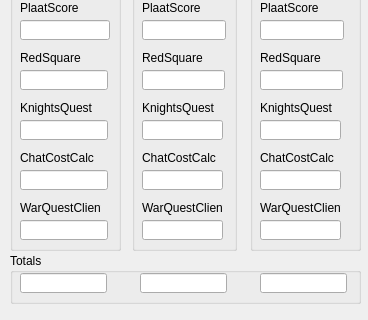
The window that src/stats.ui (plaatsoft/plaatstats) describes before a commit, drawn with Qt 5; both pictures show x 0 to 368 and y 183 to 503 of the 368 by 503 pixel window.
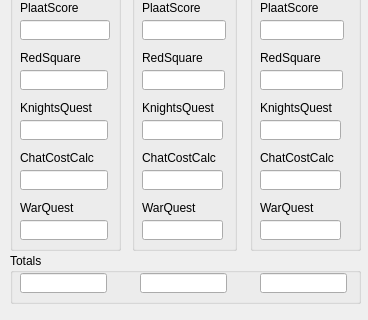
The same window after the commit. The open tabs and pages were chosen to show the change. Icons and pictures are not drawn.

What changed in the file:
```diff
--- a/src/stats.ui
+++ b/src/stats.ui
@@ -1471,7 +1471,7 @@
         </rect>
        </property>
        <property name="text">
-        <string>WarQuestClient</string>
+        <string>WarQuest</string>
        </property>
       </widget>
      </widget>
@@ -1627,7 +1627,7 @@
         </rect>
        </property>
        <property name="text">
-        <string>WarQuestClient</string>
+        <string>WarQuest</string>
        </property>
       </widget>
       <widget class="QLineEdit" name="winWarQuestClientEdit1">
@@ -1845,7 +1845,7 @@
         </rect>
        </property>
        <property name="text">
-        <string>WarQuestClient</string>
+        <string>WarQuest</string>
        </property>
       </widget>
      </widget>
```
Left out of the diff: 2 changed lines with no effect on the pictures.
